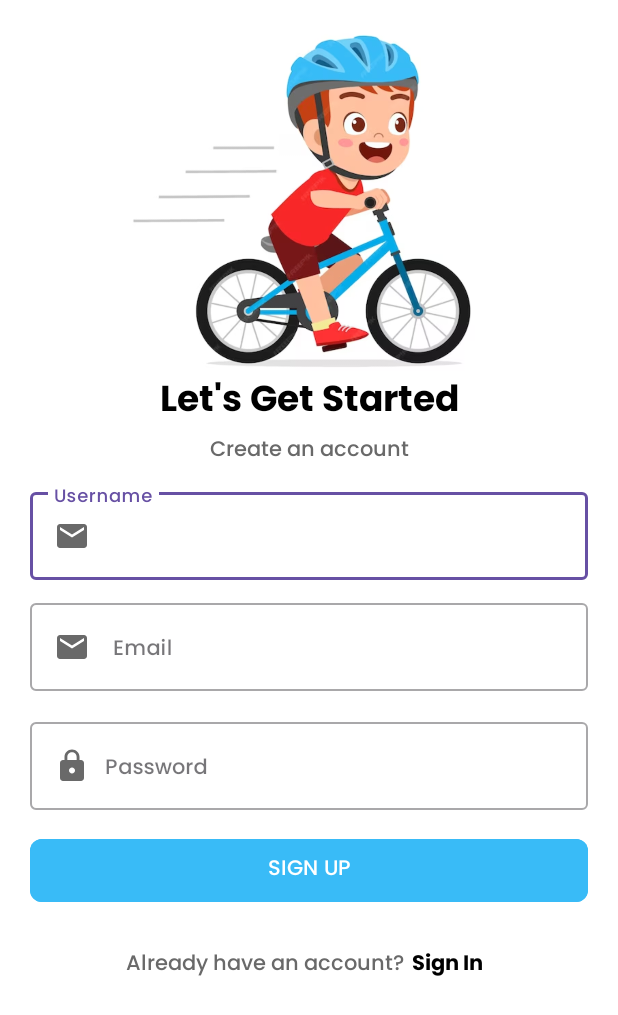
After one commit to YofhiFauda/FirebaseAuth-Android, an Android app: the RegisterActivity screen opened directly, with no data from a screen before it, on a phone screen of 412 x 824 dp. The commit adds this screen. Shown: the top 1015 px of the screen. Run offline under Robolectric (Android 15) with nearby library versions, the phone set to English and light mode, and no system bars.

Commit message:
Update Register

```diff
--- a/app/src/main/AndroidManifest.xml
+++ b/app/src/main/AndroidManifest.xml
@@ -12,6 +12,9 @@
         android:supportsRtl="true"
         android:theme="@style/Theme.Firebaseauthandroid"
         tools:targetApi="31">
+        <activity
+            android:name=".ui.RegisterActivity"
+            android:exported="false" />
         <activity
             android:name=".ui.LoginActivity"
             android:exported="false" />
--- /dev/null
+++ b/app/src/main/java/com/example/firebaseauth_android/ui/RegisterActivity.kt
@@ -0,0 +1,12 @@
+package com.example.firebaseauth_android.ui
+
+import androidx.appcompat.app.AppCompatActivity
+import android.os.Bundle
+import com.example.firebaseauth_android.R
+
+class RegisterActivity : AppCompatActivity() {
+    override fun onCreate(savedInstanceState: Bundle?) {
+        super.onCreate(savedInstanceState)
+        setContentView(R.layout.activity_register)
+    }
+}
--- /dev/null
+++ b/app/src/main/res/layout/activity_register.xml
@@ -0,0 +1,233 @@
+<?xml version="1.0" encoding="utf-8"?>
+<androidx.constraintlayout.widget.ConstraintLayout xmlns:android="http://schemas.android.com/apk/res/android"
+    xmlns:app="http://schemas.android.com/apk/res-auto"
+    xmlns:tools="http://schemas.android.com/tools"
+    android:layout_width="match_parent"
+    android:layout_height="match_parent"
+    android:background="@color/white"
+    tools:context=".ui.RegisterActivity">
+
+    <!--  Start of Image  -->
+    <ImageView
+        android:id="@+id/imageView"
+        android:layout_width="0dp"
+        android:layout_height="0dp"
+        android:contentDescription="@string/signUp"
+        app:layout_constraintBottom_toTopOf="@+id/guidelineHorizontal"
+        app:layout_constraintEnd_toEndOf="parent"
+        app:layout_constraintHorizontal_bias="0.0"
+        app:layout_constraintStart_toStartOf="parent"
+        app:layout_constraintTop_toTopOf="parent"
+        app:layout_constraintVertical_bias="0.0"
+        android:layout_marginHorizontal="20dp"
+        app:srcCompat="@drawable/image" />
+    <!--  End of Image  -->
+
+    <!--  Start of Title  -->
+    <TextView
+        android:id="@+id/tv_titleRegister"
+        android:layout_width="0dp"
+        android:layout_height="wrap_content"
+        android:layout_marginHorizontal="20dp"
+        android:fontFamily="@font/poppins_bold"
+        android:text="@string/title_register"
+        android:textColor="@color/black"
+        android:textSize="24sp"
+        android:textAlignment="center"
+        app:layout_constraintEnd_toEndOf="parent"
+        app:layout_constraintStart_toStartOf="parent"
+        app:layout_constraintTop_toTopOf="@+id/guidelineHorizontal"
+        app:layout_constraintBottom_toTopOf="@+id/tv_subtitleRegister"/>
+    <!--  End of Title  -->
+
+    <!--  Start of Subtitle  -->
+    <TextView
+        android:id="@+id/tv_subtitleRegister"
+        android:layout_width="0dp"
+        android:layout_height="wrap_content"
+        android:layout_marginHorizontal="20dp"
+        android:fontFamily="@font/poppins_medium"
+        android:text="@string/subtitle_register"
+        android:textColor="@color/onPrimary"
+        android:textSize="14sp"
+        android:textAlignment="center"
+        app:layout_constraintEnd_toEndOf="parent"
+        app:layout_constraintStart_toStartOf="parent"
+        app:layout_constraintTop_toBottomOf="@+id/tv_titleRegister"
+        app:layout_constraintBottom_toTopOf="@+id/usernameEditTextLayout"/>
+    <!--  End of Subtitle  -->
+
+    <!--  Start of TextInput Layout Username  -->
+    <com.google.android.material.textfield.TextInputLayout
+        android:id="@+id/usernameEditTextLayout"
+        style="@style/Widget.MaterialComponents.TextInputLayout.OutlinedBox"
+        android:layout_width="0dp"
+        android:layout_height="wrap_content"
+        android:layout_marginHorizontal="20dp"
+        android:layout_marginTop="10dp"
+        android:textSize="14sp"
+        app:helperTextEnabled="true"
+        app:layout_constraintEnd_toEndOf="parent"
+        app:layout_constraintStart_toStartOf="parent"
+        app:layout_constraintTop_toBottomOf="@+id/tv_subtitleRegister"
+        app:layout_constraintBottom_toTopOf="@+id/emailEditTextLayout">
+
+        <com.google.android.material.textfield.TextInputEditText
+            android:id="@+id/ed_regiter_username"
+            android:hint="@string/username"
+            android:fontFamily="@font/poppins_medium"
+            android:drawableStart="@drawable/ic_baseline_email_24"
+            android:drawablePadding="15dp"
+            android:autofillHints="name"
+            android:minHeight="50dp"
+            android:textSize="14sp"
+            android:layout_width="match_parent"
+            android:layout_height="wrap_content"
+            android:ems="10"
+            android:inputType="textPersonName"
+            tools:ignore="SpeakableTextPresentCheck" />
+    </com.google.android.material.textfield.TextInputLayout>
+    <!--  End of TextInput Layout Username  -->
+
+    <!--  Start of TextInput Layout Email  -->
+    <com.google.android.material.textfield.TextInputLayout
+        android:id="@+id/emailEditTextLayout"
+        style="@style/Widget.MaterialComponents.TextInputLayout.OutlinedBox"
+        android:layout_width="0dp"
+        android:layout_height="wrap_content"
+        android:layout_marginHorizontal="20dp"
+        android:layout_marginTop="10dp"
+        android:textSize="14sp"
+        app:helperTextEnabled="true"
+        app:layout_constraintEnd_toEndOf="parent"
+        app:layout_constraintStart_toStartOf="parent"
+        app:layout_constraintTop_toBottomOf="@+id/usernameEditTextLayout"
+        app:layout_constraintBottom_toTopOf="@+id/passwordEditTextLayout">
+
+        <com.google.android.material.textfield.TextInputEditText
+            android:id="@+id/ed_register_email"
+            android:hint="@string/email"
+            android:fontFamily="@font/poppins_medium"
+            android:drawableStart="@drawable/ic_baseline_email_24"
+            android:drawablePadding="15dp"
+            android:textSize="14sp"
+            android:autofillHints="emailAddress"
+            android:minHeight="50dp"
+            android:layout_width="match_parent"
+            android:layout_height="wrap_content"
+            android:ems="10"
+            android:inputType="textEmailAddress"
+            tools:ignore="SpeakableTextPresentCheck" />
+    </com.google.android.material.textfield.TextInputLayout>
+    <!--  End of TextInput Layout Email  -->
+
+    <!--  Start of TextInput Layout Password  -->
+    <com.google.android.material.textfield.TextInputLayout
+        android:id="@+id/passwordEditTextLayout"
+        style="@style/Widget.MaterialComponents.TextInputLayout.OutlinedBox"
+        android:layout_width="0dp"
+        android:layout_height="wrap_content"
+        android:layout_marginHorizontal="20dp"
+        android:layout_marginTop="15dp"
+        app:helperTextEnabled="true"
+        android:textSize="14sp"
+        app:layout_constraintEnd_toEndOf="parent"
+        app:layout_constraintStart_toStartOf="parent"
+        app:layout_constraintTop_toBottomOf="@+id/emailEditTextLayout">
+
+        <com.google.android.material.textfield.TextInputEditText
+            android:id="@+id/ed_register_password"
+            android:hint="@string/password"
+            android:fontFamily="@font/poppins_medium"
+            android:drawableStart="@drawable/ic_baseline_lock_24"
+            android:drawablePadding="10dp"
+            android:autofillHints="emailAddress"
+            android:minHeight="50dp"
+            android:textSize="14sp"
+            android:layout_width="match_parent"
+            android:layout_height="wrap_content"
+            android:ems="10"
+            android:inputType="textPassword"
+            tools:ignore="SpeakableTextPresentCheck" />
+    </com.google.android.material.textfield.TextInputLayout>
+    <!--  End of TextInput Layout Password  -->
+
+    <!--  Start of Button Register  -->
+    <com.google.android.material.button.MaterialButton
+        android:id="@+id/registerButton"
+        android:layout_width="0dp"
+        android:layout_height="wrap_content"
+        android:layout_marginTop="15dp"
+        android:layout_marginHorizontal="20dp"
+        android:backgroundTint="@color/primary"
+        android:text="@string/signUp"
+        android:fontFamily="@font/poppins_medium"
+        android:minHeight="50dp"
+        app:cornerRadius="8dp"
+        android:textAllCaps="true"
+        app:layout_constraintEnd_toEndOf="parent"
+        app:layout_constraintStart_toStartOf="parent"
+        app:layout_constraintTop_toBottomOf="@+id/passwordEditTextLayout" />
+    <!--  End of Button Register  -->
+
+    <!--  Start of register -->
+    <LinearLayout
+        android:id="@+id/tv_haveAccount"
+        android:layout_width="match_parent"
+        android:layout_height="wrap_content"
+        android:orientation="horizontal"
+        android:gravity="center_horizontal"
+        android:layout_marginHorizontal="20dp"
+        android:layout_marginTop="25dp"
+        app:layout_constraintStart_toStartOf="parent"
+        app:layout_constraintTop_toBottomOf="@+id/registerButton"
+        app:layout_constraintEnd_toEndOf="parent">
+
+        <TextView
+            android:id="@+id/tv_helperRegister"
+            android:layout_width="wrap_content"
+            android:layout_height="wrap_content"
+            android:fontFamily="@font/poppins_medium"
+            android:text="@string/helper_signUp"
+            android:textColor="@color/onPrimary"
+            android:textSize="14sp"
+            android:textAlignment="center"
+            app:layout_constraintEnd_toEndOf="parent"/>
+
+        <TextView
+            android:id="@+id/tv_signUp"
+            android:layout_width="wrap_content"
+            android:layout_height="wrap_content"
+            android:layout_marginHorizontal="5dp"
+            android:fontFamily="@font/poppins_bold"
+            android:text="@string/signIn"
+            android:textColor="@color/black"
+            android:textSize="14sp"
+            android:textAlignment="center"
+            app:layout_constraintEnd_toEndOf="parent"/>
+    </LinearLayout>
+    <!--  End of register  -->
+
+    <!--  Start of Guide lines Vertical  -->
+    <androidx.constraintlayout.widget.Guideline
+        android:id="@+id/guidelineVertical"
+        android:layout_width="wrap_content"
+        android:layout_height="64dp"
+        android:orientation="vertical"
+        app:layout_constraintEnd_toEndOf="parent"
+        app:layout_constraintGuide_percent="0.50121653"
+        app:layout_constraintStart_toStartOf="parent" />
+    <!--  End of Guide lines Vertical  -->
+
+    <!--  Start of Guide lines Horizontal -->
+    <androidx.constraintlayout.widget.Guideline
+        android:id="@+id/guidelineHorizontal"
+        android:layout_width="wrap_content"
+        android:layout_height="64dp"
+        android:orientation="horizontal"
+        app:layout_constraintEnd_toEndOf="parent"
+        app:layout_constraintGuide_percent="0.3"
+        app:layout_constraintStart_toStartOf="parent" />
+    <!--  End of Guide lines Horizontal  -->
+
+</androidx.constraintlayout.widget.ConstraintLayout>
--- a/app/src/main/res/values/strings.xml
+++ b/app/src/main/res/values/strings.xml
@@ -20,5 +20,4 @@
     <string name="or_divider">or</string>
 
 
-
 </resources>
```
